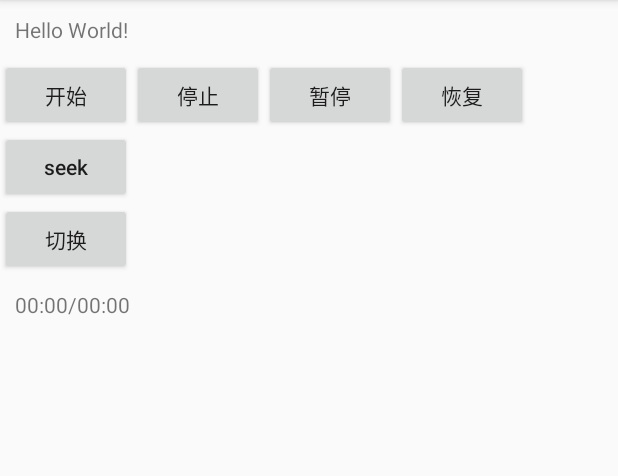
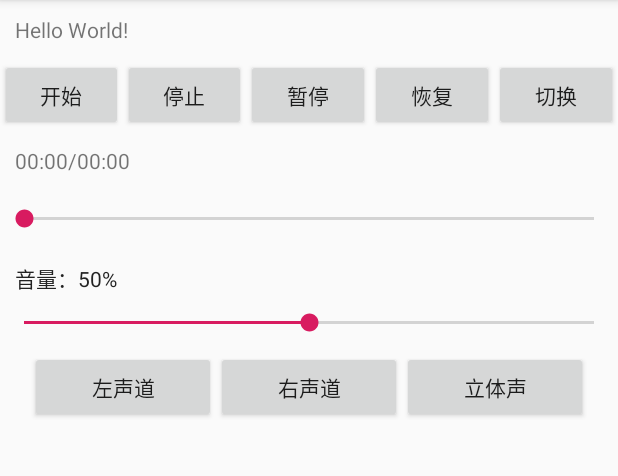
Before and after one commit to yanchunlan/MyMusic, an Android app: the screen it shows after launch (MainActivity), on a phone screen of 412 x 824 dp, the part 84-560 px from its top. Run offline under Robolectric (Android 15) with nearby library versions, the phone set to English and light mode, and no system bars; 21 statements that could not run were skipped.

Commit message:
进度调节，声音调节，声道调节

```diff
--- a/app/src/main/java/com/ycl/mymusic/MainActivity.java
+++ b/app/src/main/java/com/ycl/mymusic/MainActivity.java
@@ -2,13 +2,13 @@ package com.ycl.mymusic;
 
 import android.os.Build;
 import android.os.Bundle;
-import android.os.Environment;
 import android.os.Handler;
 import android.os.Message;
 import android.support.v7.app.AppCompatActivity;
 import android.util.Log;
 import android.view.View;
 import android.widget.Button;
+import android.widget.SeekBar;
 import android.widget.TextView;
 
 import com.ycl.myplayer.demo.Demo;
@@ -20,6 +20,7 @@ import com.ycl.myplayer.demo.listener.OnPrepareListener;
 import com.ycl.myplayer.demo.listener.OnTimeInfoListener;
 import com.ycl.myplayer.demo.listener.OnloadListener;
 import com.ycl.myplayer.demo.log.PlayerLog;
+import com.ycl.myplayer.demo.muteenum.MuteEnum;
 import com.ycl.myplayer.demo.player.Player;
 import com.ycl.myplayer.demo.utils.TimeUtils;
 
@@ -34,30 +35,50 @@ public class MainActivity extends AppCompatActivity implements View.OnClickListe
     private Button mStop;
     private Button mPause;
     private Button mResume;
-    private Button mSeek;
     private Button mNext;
+
     private TextView mTime;
+    private SeekBar mSeekbarSeek; // 进度
+    private TextView mTvVolume;
+    private SeekBar mSeekbarVolume;// 声音
+
+    private Button mLeft;
+    private Button mRight;
+    private Button mCenter;
+
+
+    private int position = 0;
+    private boolean isSeekBar = false; // 控制seekbar 进度控制唯一
 
     @Override
     protected void onCreate(Bundle savedInstanceState) {
         super.onCreate(savedInstanceState);
         setContentView(R.layout.activity_main);
         initView();
-        init();
+        initListener();
     }
 
-    private void init() {
+    private void initListener() {
         // 测试
         mDemo = new Demo();
-        Log.d(TAG, "init: " + mDemo.testFfmpeg());
+//        Log.d(TAG, "init: " + mDemo.testFfmpeg());
         mSampleText.setText(mDemo.stringFromJNI());
 
         // 解码
         mPlayer = new Player();
+
+
+        mPlayer.setMute(MuteEnum.MUTE_LEFT);
+
+        mPlayer.setVolume(50);
+        mTvVolume.setText("音量：" + mPlayer.getVolumePercent() + "%");
+        mSeekbarVolume.setProgress(mPlayer.getVolumePercent());
+
+
         mPlayer.setPrepareListener(new OnPrepareListener() {
             @Override
             public void onPrepared() {
-                PlayerLog.d("onPrepared 准备 ok");
+                PlayerLog.d("准备 ok，开始播放声音");
                 mPlayer.start();
             }
         });
@@ -108,6 +129,46 @@ public class MainActivity extends AppCompatActivity implements View.OnClickListe
                 PlayerLog.d(" 播放完成了 onComplete");
             }
         });
+
+        mSeekbarSeek.setOnSeekBarChangeListener(new SeekBar.OnSeekBarChangeListener() {
+            @Override
+            public void onProgressChanged(SeekBar seekBar, int progress, boolean fromUser) {
+                if (mPlayer.getDuration() > 0 && isSeekBar) {
+                    // 根据seekbar百分比占据总时间的多少，设置seek的值
+                    position = mPlayer.getDuration() * progress / 100;
+                }
+            }
+
+            @Override
+            public void onStartTrackingTouch(SeekBar seekBar) {
+                isSeekBar = true;
+            }
+
+            @Override
+            public void onStopTrackingTouch(SeekBar seekBar) {
+                PlayerLog.d(  "seek position: " + position);
+                mPlayer.seek(position);
+                isSeekBar = false;
+            }
+        });
+        mSeekbarVolume.setOnSeekBarChangeListener(new SeekBar.OnSeekBarChangeListener() {
+            @Override
+            public void onProgressChanged(SeekBar seekBar, int progress, boolean fromUser) {
+                mPlayer.setVolume(progress);
+                mTvVolume.setText("音量：" + mPlayer.getVolumePercent() + "%");
+                PlayerLog.d(  "volume: " + progress);
+            }
+
+            @Override
+            public void onStartTrackingTouch(SeekBar seekBar) {
+
+            }
+
+            @Override
+            public void onStopTrackingTouch(SeekBar seekBar) {
+
+            }
+        });
     }
 
     private void initView() {
@@ -116,15 +177,22 @@ public class MainActivity extends AppCompatActivity implements View.OnClickListe
         mStop = (Button) findViewById(R.id.stop);
         mPause = (Button) findViewById(R.id.pause);
         mResume = (Button) findViewById(R.id.resume);
-        mSeek = (Button) findViewById(R.id.seek);
         mNext = (Button) findViewById(R.id.next);
         mTime = (TextView) findViewById(R.id.time);
+        mSeekbarSeek = (SeekBar) findViewById(R.id.seekbar_seek);
+        mTvVolume = (TextView) findViewById(R.id.tv_volume);
+        mSeekbarVolume = (SeekBar) findViewById(R.id.seekbar_volume);
+        mLeft = (Button) findViewById(R.id.left);
+        mRight = (Button) findViewById(R.id.right);
+        mCenter = (Button) findViewById(R.id.center);
         mStart.setOnClickListener(this);
         mPause.setOnClickListener(this);
         mResume.setOnClickListener(this);
         mStop.setOnClickListener(this);
-        mSeek.setOnClickListener(this);
         mNext.setOnClickListener(this);
+        mLeft.setOnClickListener(this);
+        mRight.setOnClickListener(this);
+        mCenter.setOnClickListener(this);
     }
 
     @Override
@@ -145,11 +213,20 @@ public class MainActivity extends AppCompatActivity implements View.OnClickListe
             case R.id.stop:
                 mPlayer.stop();
                 break;
-            case R.id.seek:
+           /* case R.id.seek:
                 mPlayer.seek(200);
-                break;
+                break;*/
             case R.id.next:
                 mPlayer.playNext("http://ngcdn004.cnr.cn/live/dszs/index.m3u8");
+                break;
+            case R.id.left:
+                mPlayer.setMute(MuteEnum.MUTE_LEFT);
+                break;
+            case R.id.right:
+                mPlayer.setMute(MuteEnum.MUTE_RIGHT);
+                break;
+            case R.id.center:
+                mPlayer.setMute(MuteEnum.MUTE_CENTER);
                 break;
         }
     }
--- a/app/src/main/res/layout/activity_main.xml
+++ b/app/src/main/res/layout/activity_main.xml
@@ -23,42 +23,39 @@
 
         <Button
             android:id="@+id/start"
-            android:layout_width="wrap_content"
+            android:layout_width="0dp"
             android:layout_height="wrap_content"
+            android:layout_weight="1"
             android:text="开始" />
 
         <Button
             android:id="@+id/stop"
-            android:layout_width="wrap_content"
+            android:layout_width="0dp"
             android:layout_height="wrap_content"
+            android:layout_weight="1"
             android:text="停止" />
 
         <Button
             android:id="@+id/pause"
-            android:layout_width="wrap_content"
+            android:layout_width="0dp"
             android:layout_height="wrap_content"
+            android:layout_weight="1"
             android:text="暂停" />
 
         <Button
             android:id="@+id/resume"
-            android:layout_width="wrap_content"
+            android:layout_width="0dp"
             android:layout_height="wrap_content"
+            android:layout_weight="1"
             android:text="恢复" />
 
+        <Button
+            android:id="@+id/next"
+            android:layout_width="0dp"
+            android:layout_height="wrap_content"
+            android:layout_weight="1"
+            android:text="切换" />
     </LinearLayout>
-
-    <Button
-        android:id="@+id/seek"
-        android:layout_width="wrap_content"
-        android:layout_height="wrap_content"
-        android:textAllCaps="false"
-        android:text="seek" />
-
-    <Button
-        android:id="@+id/next"
-        android:layout_width="wrap_content"
-        android:layout_height="wrap_content"
-        android:text="切换" />
 
     <TextView
         android:id="@+id/time"
@@ -66,4 +63,55 @@
         android:layout_height="wrap_content"
         android:layout_margin="10dp"
         android:text="00:00/00:00" />
+
+    <SeekBar
+        android:id="@+id/seekbar_seek"
+        android:layout_width="match_parent"
+        android:layout_height="wrap_content"
+        android:layout_marginTop="10dp" />
+
+    <TextView
+        android:id="@+id/tv_volume"
+        android:layout_width="wrap_content"
+        android:layout_height="wrap_content"
+        android:layout_marginLeft="10dp"
+        android:layout_marginTop="20dp"
+        android:text="音量"
+        android:textColor="#222222" />
+
+    <SeekBar
+        android:id="@+id/seekbar_volume"
+        android:layout_width="match_parent"
+        android:layout_height="wrap_content"
+        android:layout_marginTop="10dp" />
+
+    <LinearLayout
+        android:layout_width="match_parent"
+        android:layout_height="wrap_content"
+        android:layout_marginTop="10dp"
+        android:paddingLeft="20dp"
+        android:paddingRight="20dp"
+        android:orientation="horizontal">
+
+        <Button
+            android:id="@+id/left"
+            android:layout_width="wrap_content"
+            android:layout_height="wrap_content"
+            android:layout_weight="1"
+            android:text="左声道" />
+
+        <Button
+            android:id="@+id/right"
+            android:layout_width="wrap_content"
+            android:layout_height="wrap_content"
+            android:layout_weight="1"
+            android:text="右声道" />
+
+        <Button
+            android:id="@+id/center"
+            android:layout_width="wrap_content"
+            android:layout_height="wrap_content"
+            android:layout_weight="1"
+            android:text="立体声" />
+    </LinearLayout>
 </LinearLayout>
--- /dev/null
+++ b/myplayer/src/main/java/com/ycl/myplayer/demo/muteenum/MuteEnum.java
@@ -0,0 +1,24 @@
+package com.ycl.myplayer.demo.muteenum;
+
+/**
+ * author:  ycl
+ * date:  2019/3/25 10:50
+ * desc:
+ */
+public enum MuteEnum {
+    MUTE_RIGHT("RIGHT", 0),
+    MUTE_LEFT("LEFT", 1),
+    MUTE_CENTER("CENTER", 2);
+
+    private String name;
+    private int  value;
+
+    MuteEnum(String name, int value) {
+        this.name = name;
+        this.value = value;
+    }
+
+    public int getValue() {
+        return value;
+    }
+}
--- a/myplayer/src/main/java/com/ycl/myplayer/demo/player/Player.java
+++ b/myplayer/src/main/java/com/ycl/myplayer/demo/player/Player.java
@@ -10,6 +10,7 @@ import com.ycl.myplayer.demo.listener.OnPrepareListener;
 import com.ycl.myplayer.demo.listener.OnTimeInfoListener;
 import com.ycl.myplayer.demo.listener.OnloadListener;
 import com.ycl.myplayer.demo.log.PlayerLog;
+import com.ycl.myplayer.demo.muteenum.MuteEnum;
 
 /**
  * author:  ycl
@@ -31,7 +32,11 @@ public class Player {
     }
 
     private String source;
-    private static boolean playNext = false;
+    private static boolean playNext = false;// 下一首
+
+    private static int duration = -1;
+    private static int volumePercent = 100;
+    private static MuteEnum sMuteEnum = MuteEnum.MUTE_CENTER;
 
     private OnPrepareListener prepareListener;
     private OnloadListener loadListener;
@@ -90,6 +95,10 @@ public class Player {
             PlayerLog.d("source is empty");
             return;
         }
+
+        // 开始之前，设置其最开始的配置
+        setVolume(volumePercent);
+        setMute(sMuteEnum);
         n_start();
     }
 
@@ -108,6 +117,7 @@ public class Player {
     }
 
     public void stop() {
+        // 因为停止音乐是耗时操作，所以添加了线程停止
         new Thread(new Runnable() {
             @Override
             public void run() {
@@ -125,6 +135,29 @@ public class Player {
         this.source = url;
         playNext = true;
         stop();
+    }
+
+    public int getDuration() {
+        if (duration < 0) {
+            duration = n_duration();
+        }
+        return duration;
+    }
+
+    public void setVolume(int percent) {
+        if (percent >= 0 && percent <= 100) {
+            volumePercent = percent;
+            n_volume(percent);
+        }
+    }
+
+    public int getVolumePercent() {
+        return volumePercent;
+    }
+
+    public void setMute(MuteEnum mute) {
+        sMuteEnum = mute;
+        n_mute(mute.getValue());
     }
 
 
@@ -185,4 +218,11 @@ public class Player {
     private native void n_stop();
 
     private native void n_seek(int secds);
+
+    private native int  n_duration( );
+
+    private native void n_volume(int percent);
+
+    private native void n_mute(int mute);
+
 }
```
Also changed, not shown: 8 other files.
